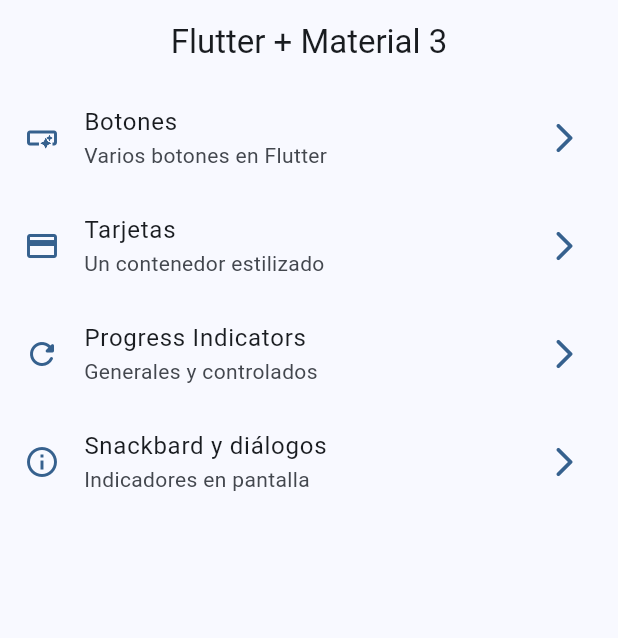
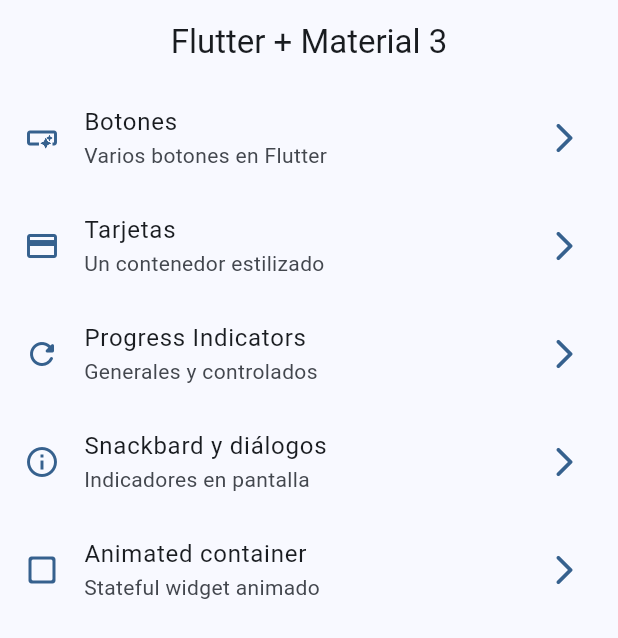
Before and after one commit to josuemedinaguerrero/widgets-app-flutter, a Flutter app: the screen it shows after launch, on a phone screen of 412 x 824 dp. Shown: the top 638 px of the screen. Run offline on Flutter 3.47's test engine with Material 3 defaults, Android fonts, the phone set to English and light mode, and no system bars; our stand-ins replace go_router.

Commit message:
animated container terminado

```diff
--- a/lib/config/menu/menu_items.dart
+++ b/lib/config/menu/menu_items.dart
@@ -42,4 +42,11 @@ const appMenuItems = <MenuItems>[
     link: '/snackbars',
     icon: Icons.info_outline,
   ),
+
+  MenuItems(
+    title: 'Animated container',
+    subTitle: 'Stateful widget animado',
+    link: '/animated',
+    icon: Icons.check_box_outline_blank_rounded,
+  ),
 ];
--- a/lib/config/router/app_router.dart
+++ b/lib/config/router/app_router.dart
@@ -34,5 +34,11 @@ final appRouter = GoRouter(
       name: SnackbarScreen.name,
       builder: (context, state) => SnackbarScreen(),
     ),
+
+    GoRoute(
+      path: '/animated',
+      name: AnimatedScreen.name,
+      builder: (context, state) => AnimatedScreen(),
+    ),
   ],
 );
```
Also changed, not shown: lib/presentation/screens/animated/animated_screen.dart (+47 -2 lines).
